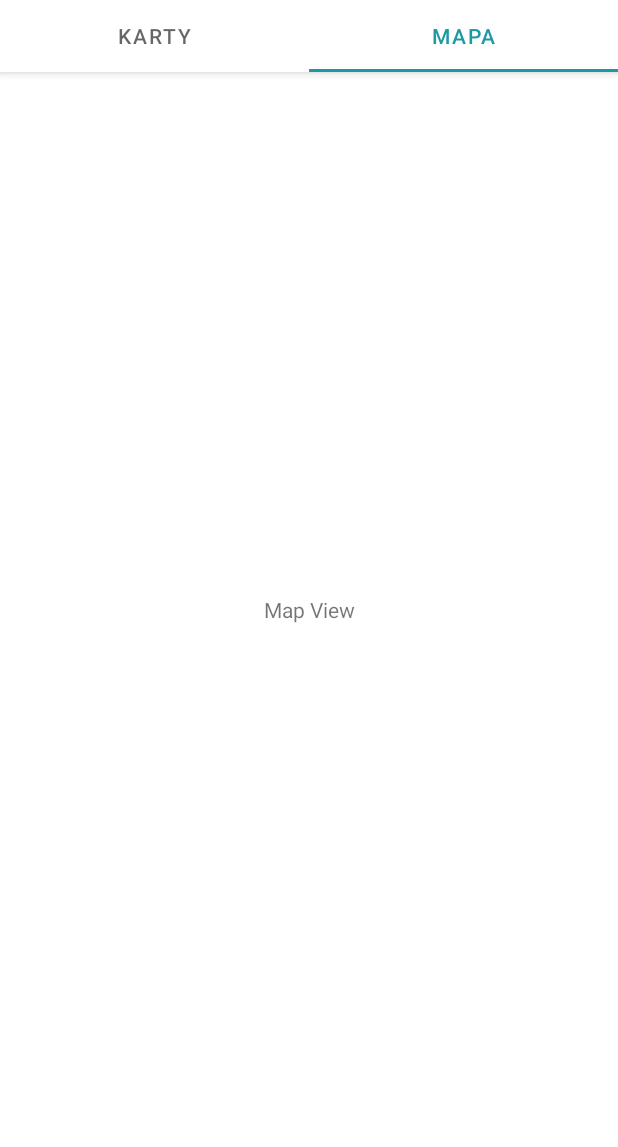
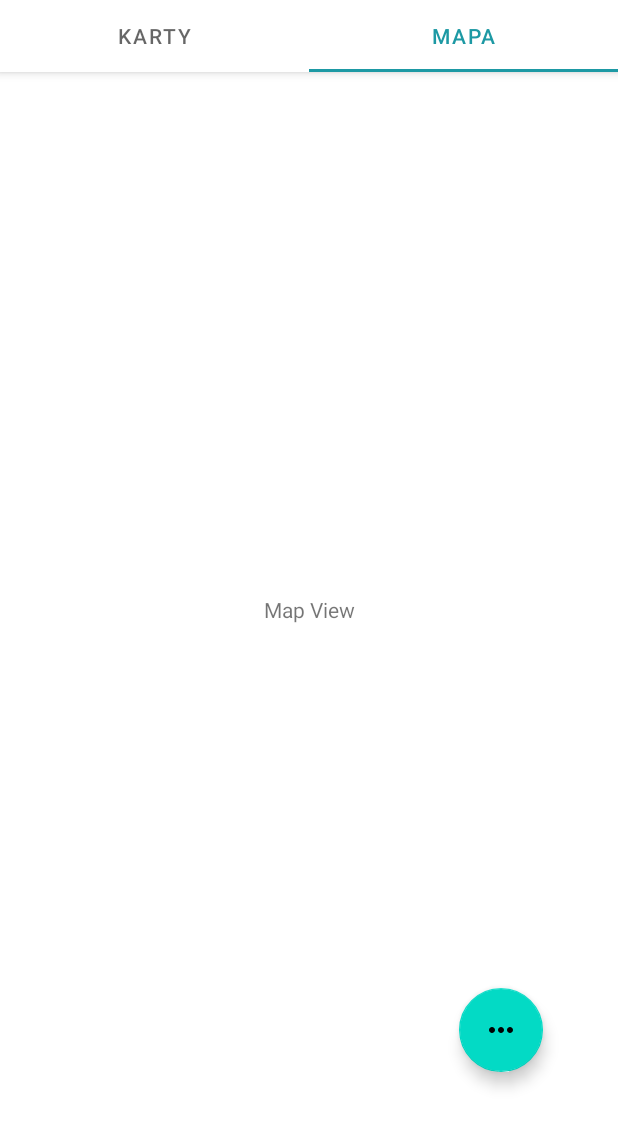
Before and after one commit to martynaslowko/ViKard, an Android app: the MainScreen screen opened directly, with no data from a screen before it, tab 2 chosen, on a phone screen of 412 x 824 dp, the part 89-1236 px from its top. Run offline under Robolectric (Android 15) with nearby library versions, the phone set to English and light mode, and no system bars; 1 statement that could not run was skipped.

Commit message:
Added Barcode Scanner
Dodałem skaner barcodów oraz drop-down menu w MainScreen

```diff
--- a/ViKard/app/build.gradle
+++ b/ViKard/app/build.gradle
@@ -36,6 +36,9 @@ android {
 
 dependencies {
 
+    implementation 'com.google.zxing:core:3.2.1'
+    implementation 'com.journeyapps:zxing-android-embedded:3.2.0@aar'
+    implementation 'com.google.android.gms:play-services-vision:20.1.3'
     implementation 'androidx.appcompat:appcompat:1.3.1'
     implementation 'com.google.android.material:material:1.4.0'
     implementation 'androidx.annotation:annotation:1.2.0'
--- a/ViKard/app/src/main/java/com/example/vikard/MainScreen.java
+++ b/ViKard/app/src/main/java/com/example/vikard/MainScreen.java
@@ -1,18 +1,31 @@
 package com.example.vikard;
 
+import android.content.Intent;
 import android.os.Bundle;
+import android.view.View;
+
 import androidx.appcompat.app.AppCompatActivity;
 import androidx.fragment.app.FragmentManager;
 import androidx.fragment.app.FragmentPagerAdapter;
 import androidx.viewpager.widget.ViewPager;
 import androidx.viewpager2.widget.ViewPager2;
 
+import com.example.vikard.ui.card.AddCardActivity;
+import com.example.vikard.ui.login.LoginActivity;
+import com.google.android.material.floatingactionbutton.FloatingActionButton;
 import com.google.android.material.tabs.TabLayout;
 
 public class MainScreen extends AppCompatActivity {
     TabLayout tablayout;
     ViewPager2 viewpager2;
     FragmentAdapter fragmentadapter;
+
+
+    private boolean isClicked = false;
+    FloatingActionButton dropFloatButton;
+    FloatingActionButton addFloatButton;
+    FloatingActionButton delFloatButton;
+
     @Override
     protected void onCreate(Bundle savedInstanceState) {
         super.onCreate(savedInstanceState);
@@ -25,6 +38,32 @@ public class MainScreen extends AppCompatActivity {
 
         tablayout.addTab(tablayout.newTab().setText("Karty"));
         tablayout.addTab(tablayout.newTab().setText("Mapa"));
+
+
+        dropFloatButton = (FloatingActionButton)findViewById(R.id.dropDown);
+        addFloatButton = (FloatingActionButton)findViewById(R.id.addCardButton);
+        delFloatButton = (FloatingActionButton)findViewById(R.id.deleteCardButton);
+
+
+        dropFloatButton.setOnClickListener(new View.OnClickListener() {
+            @Override
+            public void onClick(View v) {
+                setVisibility(isClicked);
+                if(!isClicked)
+                    isClicked=true;
+                else
+                    isClicked=false;
+
+            }
+        });
+
+        addFloatButton.setOnClickListener(new View.OnClickListener() {
+            @Override
+            public void onClick(View v) {
+                openAddCardActivity();
+            }
+        });
+
 
         tablayout.addOnTabSelectedListener(new TabLayout.OnTabSelectedListener() {
             @Override
@@ -50,6 +89,26 @@ public class MainScreen extends AppCompatActivity {
             }
         });
     }
+
+    private void setVisibility(boolean clicked)
+    {
+        if(!clicked)
+        {
+           addFloatButton.setVisibility(View.VISIBLE);
+           delFloatButton.setVisibility(View.VISIBLE);
+        }
+        else
+        {
+            addFloatButton.setVisibility(View.INVISIBLE);
+            delFloatButton.setVisibility(View.INVISIBLE);
+        }
+    }
+    public void openAddCardActivity()
+    {
+        Intent intent = new Intent(this, AddCardActivity.class);
+        startActivity(intent);
+
+    }
     @Override
     public void onBackPressed() {
         moveTaskToBack(true);
--- /dev/null
+++ b/ViKard/app/src/main/res/drawable/ic_add.xml
@@ -0,0 +1,10 @@
+<vector xmlns:android="http://schemas.android.com/apk/res/android"
+    android:width="24dp"
+    android:height="24dp"
+    android:viewportWidth="24"
+    android:viewportHeight="24"
+    android:tint="?attr/colorControlNormal">
+  <path
+      android:fillColor="@android:color/white"
+      android:pathData="M19,13h-6v6h-2v-6H5v-2h6V5h2v6h6v2z"/>
+</vector>
--- /dev/null
+++ b/ViKard/app/src/main/res/drawable/ic_delete.xml
@@ -0,0 +1,10 @@
+<vector xmlns:android="http://schemas.android.com/apk/res/android"
+    android:width="24dp"
+    android:height="24dp"
+    android:viewportWidth="24"
+    android:viewportHeight="24"
+    android:tint="?attr/colorControlNormal">
+  <path
+      android:fillColor="@android:color/white"
+      android:pathData="M9.64,7.64c0.23,-0.5 0.36,-1.05 0.36,-1.64 0,-2.21 -1.79,-4 -4,-4S2,3.79 2,6s1.79,4 4,4c0.59,0 1.14,-0.13 1.64,-0.36L10,12l-2.36,2.36C7.14,14.13 6.59,14 6,14c-2.21,0 -4,1.79 -4,4s1.79,4 4,4 4,-1.79 4,-4c0,-0.59 -0.13,-1.14 -0.36,-1.64L12,14l7,7h3v-1L9.64,7.64zM6,8c-1.1,0 -2,-0.89 -2,-2s0.9,-2 2,-2 2,0.89 2,2 -0.9,2 -2,2zM6,20c-1.1,0 -2,-0.89 -2,-2s0.9,-2 2,-2 2,0.89 2,2 -0.9,2 -2,2zM12,12.5c-0.28,0 -0.5,-0.22 -0.5,-0.5s0.22,-0.5 0.5,-0.5 0.5,0.22 0.5,0.5 -0.22,0.5 -0.5,0.5zM19,3l-6,6 2,2 7,-7L22,3z"/>
+</vector>
--- /dev/null
+++ b/ViKard/app/src/main/res/drawable/ic_more.xml
@@ -0,0 +1,10 @@
+<vector xmlns:android="http://schemas.android.com/apk/res/android"
+    android:width="24dp"
+    android:height="24dp"
+    android:viewportWidth="24"
+    android:viewportHeight="24"
+    android:tint="?attr/colorControlNormal">
+  <path
+      android:fillColor="@android:color/white"
+      android:pathData="M6,10c-1.1,0 -2,0.9 -2,2s0.9,2 2,2 2,-0.9 2,-2 -0.9,-2 -2,-2zM18,10c-1.1,0 -2,0.9 -2,2s0.9,2 2,2 2,-0.9 2,-2 -0.9,-2 -2,-2zM12,10c-1.1,0 -2,0.9 -2,2s0.9,2 2,2 2,-0.9 2,-2 -0.9,-2 -2,-2z"/>
+</vector>
--- a/ViKard/app/src/main/res/layout/activity_main_screen.xml
+++ b/ViKard/app/src/main/res/layout/activity_main_screen.xml
@@ -6,6 +6,48 @@
     android:layout_width="match_parent"
     android:layout_height="match_parent"
     tools:context=".MainScreen">
+
+
+    <com.google.android.material.floatingactionbutton.FloatingActionButton
+        android:id="@+id/deleteCardButton"
+        android:layout_width="wrap_content"
+        android:layout_height="wrap_content"
+        android:clickable="true"
+        android:contentDescription="Delete Card"
+        android:focusable="true"
+        android:visibility="invisible"
+        app:layout_constraintBottom_toTopOf="@+id/addCardButton"
+        app:layout_constraintEnd_toEndOf="@+id/addCardButton"
+        app:srcCompat="@drawable/ic_delete" />
+
+    <com.google.android.material.floatingactionbutton.FloatingActionButton
+        android:id="@+id/addCardButton"
+        android:layout_width="wrap_content"
+        android:layout_height="wrap_content"
+        android:layout_marginBottom="10dp"
+        android:clickable="true"
+        android:contentDescription="Add Card"
+        android:focusable="true"
+
+        android:visibility="invisible"
+        app:layout_constraintBottom_toTopOf="@+id/dropDown"
+        app:layout_constraintEnd_toEndOf="@+id/dropDown"
+        app:srcCompat="@drawable/ic_add" />
+
+    <com.google.android.material.floatingactionbutton.FloatingActionButton
+        android:id="@+id/dropDown"
+        android:layout_width="0dp"
+        android:layout_height="78dp"
+        android:layout_marginEnd="50dp"
+        android:layout_marginBottom="50dp"
+        android:clickable="true"
+        android:contentDescription="Drop down menu"
+
+        android:focusable="true"
+        app:layout_constraintBottom_toBottomOf="parent"
+        app:layout_constraintEnd_toEndOf="parent"
+        app:srcCompat="@drawable/ic_more"
+        tools:ignore="SpeakableTextPresentCheck" />
 
     <com.google.android.material.appbar.AppBarLayout
         android:id="@+id/appBarLayout"
```
Also changed, not shown: ViKard/app/src/main/AndroidManifest.xml (+11 -3 lines), ViKard/app/src/main/java/com/example/vikard/ui/card/AddCardActivity.java (added, +55 -0 lines), ViKard/app/src/main/res/layout-w1240dp/activity_login2.xml (deleted, +0 -69 lines), ViKard/app/src/main/res/layout-w936dp/activity_login2.xml (deleted, +0 -76 lines), ViKard/app/src/main/res/layout/activity_add_card.xml (added, +26 -0 lines), ViKard/app/src/main/res/layout/activity_login2.xml (deleted, +0 -69 lines).
